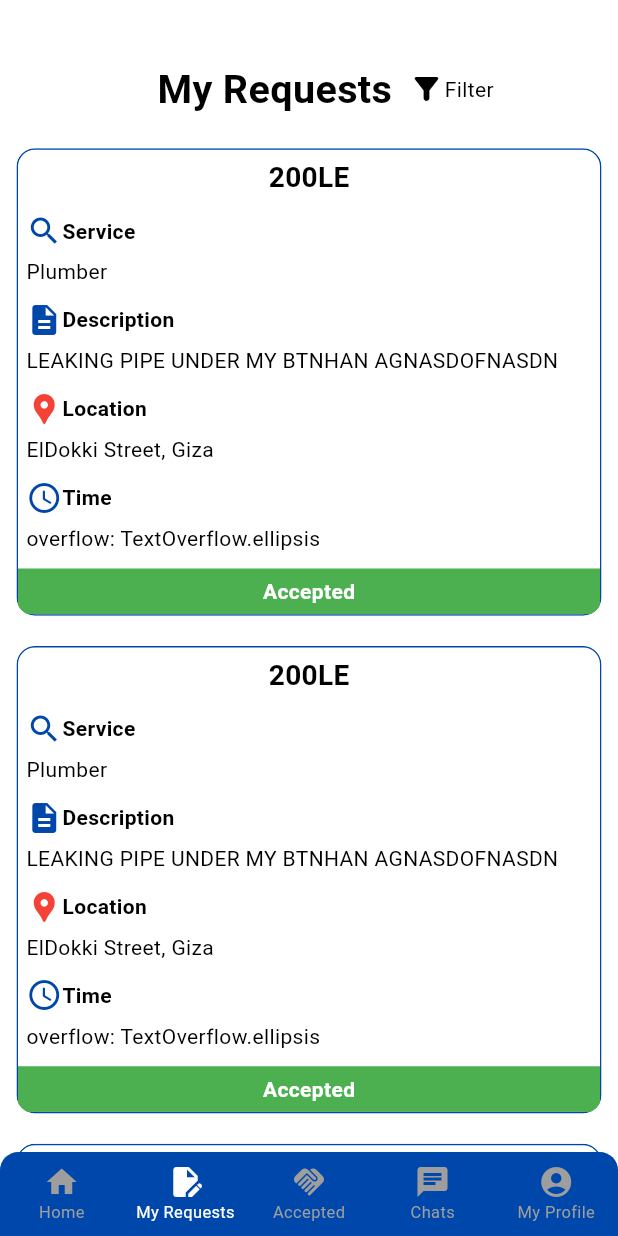
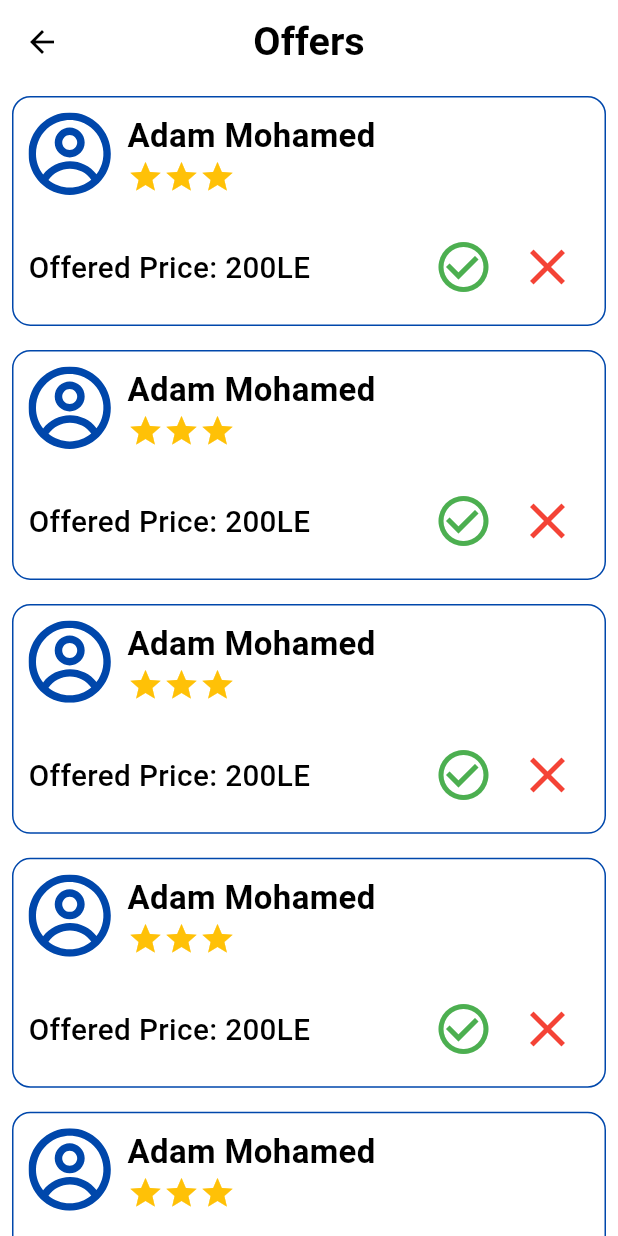
Before and after one commit to KarimYasser15/kafa2a, a Flutter app: the UserHomeScreen screen opened by its route, item 2 of the bottom bar chosen, after a tap on "200LE", on a phone screen of 412 x 824 dp. Run offline on Flutter 3.47's test engine with Material 3 defaults, Android fonts, the phone set to English and light mode, and no system bars; our stand-ins replace email_validator, flutter_screenutil, flutter_svg, google_fonts.

Commit message:
Finished UI of offers screen for user

```diff
--- a/lib/config/app_theme.dart
+++ b/lib/config/app_theme.dart
@@ -1,11 +1,17 @@
 import 'package:flutter/material.dart';
 import 'package:flutter_screenutil/flutter_screenutil.dart';
 import 'package:google_fonts/google_fonts.dart';
+import 'package:kafa2a/config/app_styles.dart';
 import 'package:kafa2a/config/colors_manager.dart';
 
 class AppTheme {
   static ThemeData lightTheme = ThemeData(
     primaryColor: ColorsManager.blue,
+    appBarTheme: AppBarTheme(
+        backgroundColor: Colors.white,
+        scrolledUnderElevation: 0,
+        centerTitle: true,
+        titleTextStyle: AppStyles.title),
     scaffoldBackgroundColor: Colors.white,
     colorScheme: ColorScheme.fromSeed(
       seedColor: ColorsManager.blue,
--- a/lib/config/assets_manager.dart
+++ b/lib/config/assets_manager.dart
@@ -0,0 +1,3 @@
+class AssetsManager {
+  static const profileImage = "assets/images/profile.svg";
+}
--- a/lib/config/routes_manager.dart
+++ b/lib/config/routes_manager.dart
@@ -2,6 +2,7 @@ import 'package:flutter/material.dart';
 import 'package:kafa2a/features/auth/login/view/login_screen.dart';
 import 'package:kafa2a/features/auth/register/view/user_register_screen.dart';
 import 'package:kafa2a/features/home/view/user_home_screen.dart';
+import 'package:kafa2a/features/offers/user/view/user_offers_screen.dart';
 import 'package:kafa2a/features/onboarding/onboarding_screen.dart';
 
 class RoutesManager {
@@ -9,6 +10,7 @@ class RoutesManager {
   static const String login = "/login";
   static const String registerUser = "/registerUser";
   static const String homeUser = "/homeUser";
+  static const String offerUser = "/offerUser";
   static Route? router(RouteSettings settings) {
     switch (settings.name) {
       case onBoarding:
@@ -28,6 +30,10 @@ class RoutesManager {
         return MaterialPageRoute(
           builder: (context) => UserHomeScreen(),
         );
+      case offerUser:
+        return MaterialPageRoute(
+          builder: (context) => UserOffersScreen(),
+        );
     }
     return null;
   }
--- a/lib/config/strings_manager.dart
+++ b/lib/config/strings_manager.dart
@@ -26,4 +26,5 @@ class StringsManager {
   static const String completed = "Completed";
   static const String cancelled = "Cancelled";
   static const String filter = "Filter";
+  static const String offers = "Offers";
 }
--- /dev/null
+++ b/lib/features/offers/user/view/user_offers_screen.dart
@@ -0,0 +1,29 @@
+import 'package:flutter/material.dart';
+import 'package:flutter_screenutil/flutter_screenutil.dart';
+import 'package:flutter_svg/flutter_svg.dart';
+import 'package:kafa2a/config/app_styles.dart';
+import 'package:kafa2a/config/assets_manager.dart';
+import 'package:kafa2a/config/colors_manager.dart';
+import 'package:kafa2a/config/strings_manager.dart';
+import 'package:kafa2a/features/offers/user/view/widgets/offer_item_widget.dart';
+
+class UserOffersScreen extends StatelessWidget {
+  const UserOffersScreen({super.key});
+
+  @override
+  Widget build(BuildContext context) {
+    return Scaffold(
+        appBar: AppBar(
+          title: Text(
+            StringsManager.offers,
+          ),
+        ),
+        body: ListView.builder(
+          itemBuilder: (context, index) => Padding(
+            padding: const EdgeInsets.all(8.0),
+            child: OfferItemWidget(),
+          ),
+          itemCount: 40,
+        ));
+  }
+}
--- /dev/null
+++ b/lib/features/offers/user/view/widgets/offer_item_widget.dart
@@ -0,0 +1,82 @@
+import 'package:flutter/material.dart';
+import 'package:flutter_screenutil/flutter_screenutil.dart';
+import 'package:flutter_svg/svg.dart';
+import 'package:kafa2a/config/assets_manager.dart';
+import 'package:kafa2a/config/colors_manager.dart';
+
+class OfferItemWidget extends StatelessWidget {
+  const OfferItemWidget({super.key});
+
+  @override
+  Widget build(BuildContext context) {
+    return InkWell(
+      onTap: () {},
+      child: Container(
+        decoration: BoxDecoration(
+          borderRadius: BorderRadius.circular(12.r),
+          border: Border.all(
+            color: ColorsManager.blue,
+          ),
+        ),
+        child: Padding(
+          padding: EdgeInsets.all(10),
+          child: Column(
+            children: [
+              Row(
+                children: [
+                  SvgPicture.asset(
+                    AssetsManager.profileImage,
+                    width: 50.w,
+                  ),
+                  SizedBox(
+                    width: 10.w,
+                  ),
+                  Column(
+                    crossAxisAlignment: CrossAxisAlignment.start,
+                    children: [
+                      Text(
+                        "Adam Mohamed",
+                        style: TextStyle(
+                            fontSize: 20.sp, fontWeight: FontWeight.w700),
+                      ),
+                      Row(
+                        mainAxisAlignment: MainAxisAlignment.start,
+                        children: List.generate(
+                          3,
+                          (index) => Icon(Icons.star, color: Colors.amber),
+                        ),
+                      ),
+                    ],
+                  )
+                ],
+              ),
+              SizedBox(height: 20.h),
+              Row(
+                children: [
+                  Text(
+                    "Offered Price: 200LE",
+                    style:
+                        TextStyle(fontSize: 18.sp, fontWeight: FontWeight.w500),
+                  ),
+                  Spacer(),
+                  IconButton(
+                    onPressed: () {},
+                    icon: Icon(Icons.check_circle_outline),
+                    iconSize: 40,
+                    color: Colors.green,
+                  ),
+                  IconButton(
+                    onPressed: () {},
+                    icon: Icon(Icons.close),
+                    iconSize: 40,
+                    color: Colors.red,
+                  ),
+                ],
+              )
+            ],
+          ),
+        ),
+      ),
+    );
+  }
+}
--- a/lib/features/requests/user/view/widgets/request_item_widget.dart
+++ b/lib/features/requests/user/view/widgets/request_item_widget.dart
@@ -1,6 +1,7 @@
 import 'package:flutter/material.dart';
 import 'package:flutter_screenutil/flutter_screenutil.dart';
 import 'package:kafa2a/config/colors_manager.dart';
+import 'package:kafa2a/config/routes_manager.dart';
 
 class RequestItemWidget extends StatelessWidget {
   const RequestItemWidget({super.key});
@@ -8,7 +9,7 @@ class RequestItemWidget extends StatelessWidget {
   @override
   Widget build(BuildContext context) {
     return InkWell(
-      onTap: () {},
+      onTap: () => Navigator.pushNamed(context, RoutesManager.offerUser),
       child: ClipRRect(
         borderRadius: BorderRadius.circular(12.r),
         child: Container(
```
Also changed, not shown: pubspec.yaml (+4 -4 lines), assets/images/profile.svg (added), pubspec.lock.
